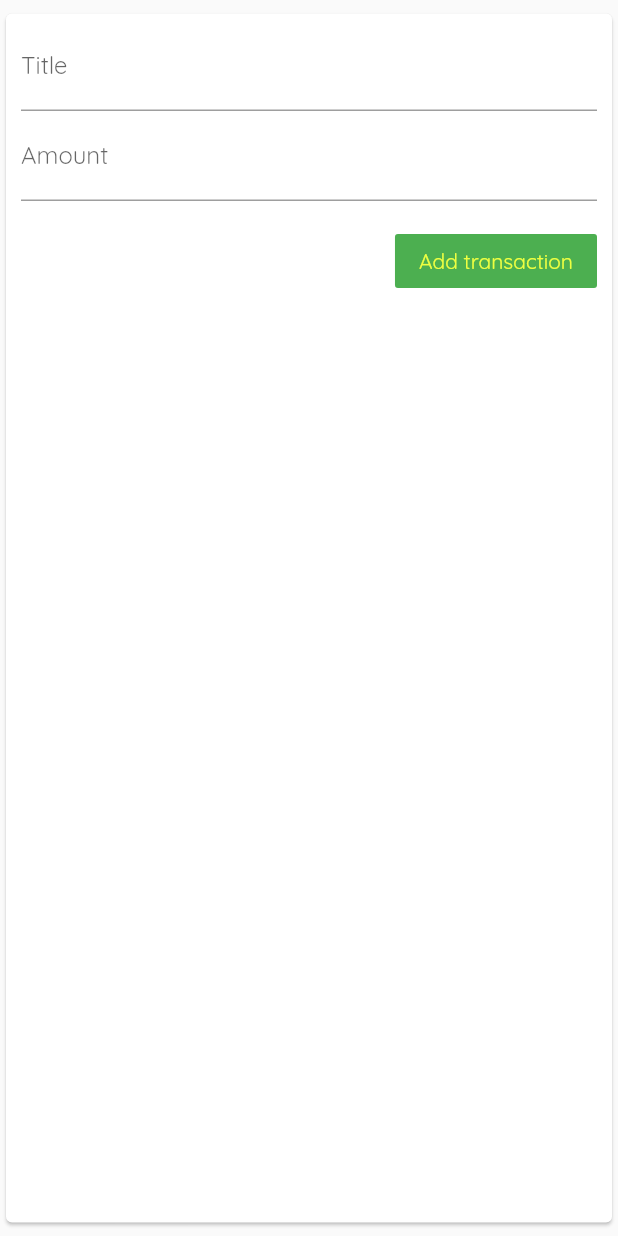
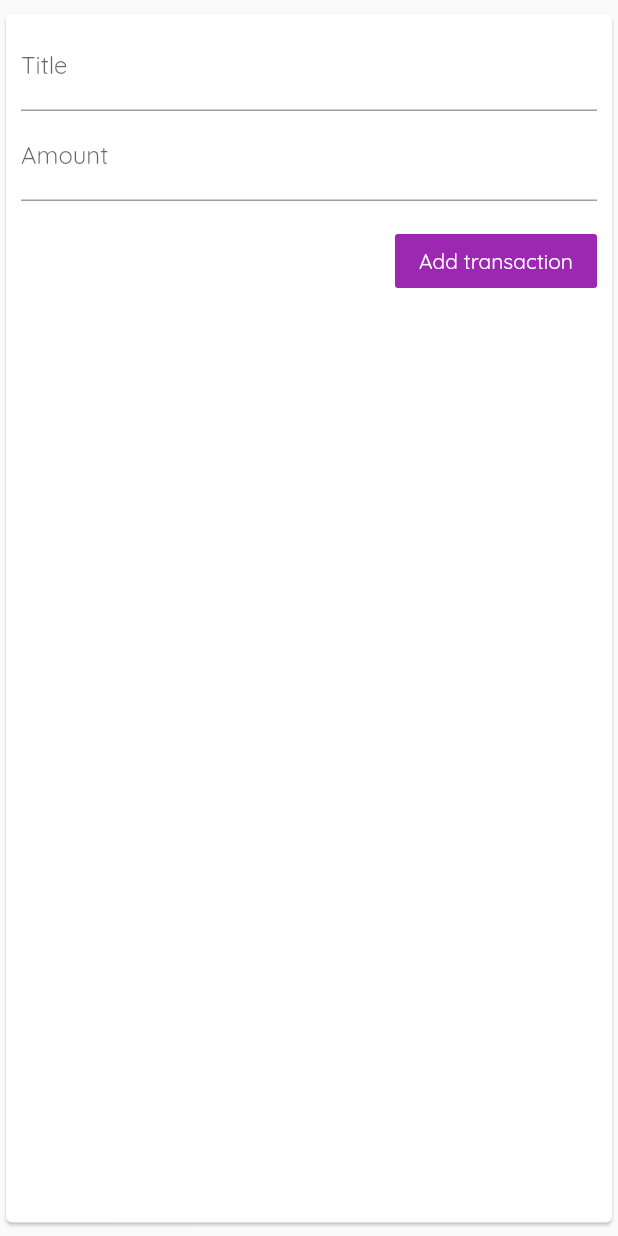
Before and after one commit to tinkooladik/flutter_expense_planner, a Flutter app: the AddTransaction widget shown alone on an empty page, opened directly, on a phone screen of 412 x 824 dp. Run offline on Flutter 3.47's test engine with Material 2 defaults, Android fonts, the phone set to English and light mode, and no system bars.

```diff
--- a/lib/widgets/transactions/add_transaction.dart
+++ b/lib/widgets/transactions/add_transaction.dart
@@ -48,8 +48,8 @@ class _AddTransactionState extends State<AddTransaction> {
                 alignment: Alignment.centerRight,
                 padding: const EdgeInsets.only(top: 16),
                 child: FlatButton(
-                  color: Colors.green,
-                  textColor: Colors.limeAccent,
+                  color: Theme.of(context).accentColor,
+                  textColor: Colors.white,
                   child: Text("Add transaction"),
                   onPressed: _submitData,
                 ),
--- a/pubspec.yaml
+++ b/pubspec.yaml
@@ -53,6 +53,9 @@ flutter:
   #  - images/a_dot_burr.jpeg
   #  - images/a_dot_ham.jpeg
 
+  assets:
+    - assets/images/waiting.png
+
   # An image asset can refer to one or more resolution-specific "variants", see
   # https://flutter.dev/assets-and-images/#resolution-aware.
 
```
Also changed, not shown: lib/widgets/home_page.dart (+4 -3 lines), lib/widgets/transactions/transaction_list.dart (+26 -6 lines), assets/images/waiting.png (added).
